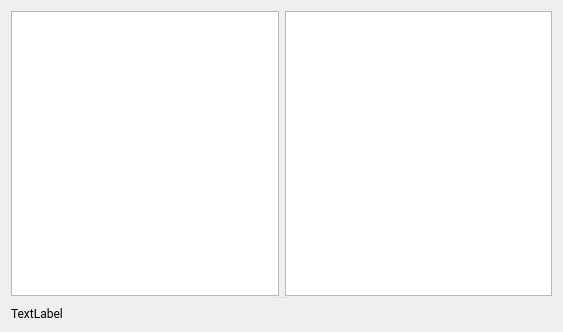
The window that pages/pageappbalance.ui (vedderb/vesc_tool) describes before a commit, drawn with Qt 5.
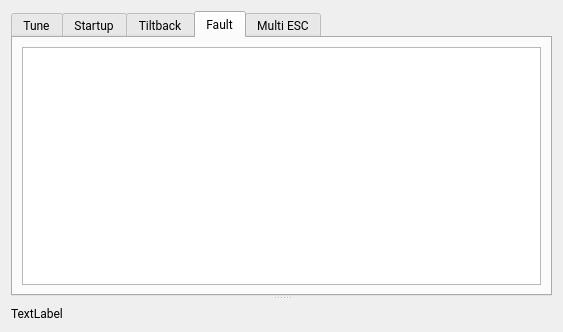
The same window after the commit. The open tabs and pages were chosen to show the change. Custom widgets are drawn as their Qt base class.

Commit message: Redo balance config page with new fields

What changed in the file:
```diff
--- a/pages/pageappbalance.ui
+++ b/pages/pageappbalance.ui
@@ -36,21 +36,94 @@
      <property name="orientation">
       <enum>Qt::Vertical</enum>
      </property>
-     <widget class="QWidget" name="widget_2" native="true">
+     <widget class="QTabWidget" name="tabWidget_2">
       <property name="sizePolicy">
        <sizepolicy hsizetype="Ignored" vsizetype="Ignored">
         <horstretch>0</horstretch>
         <verstretch>0</verstretch>
        </sizepolicy>
       </property>
-      <layout class="QHBoxLayout" name="horizontalLayout">
-       <item>
-        <widget class="ParamTable" name="configPane"/>
-       </item>
-       <item>
-        <widget class="ParamTable" name="tunePane"/>
-       </item>
-      </layout>
+      <property name="currentIndex">
+       <number>0</number>
+      </property>
+      <widget class="QWidget" name="tab_1" native="true">
+       <attribute name="title">
+        <string>Tune</string>
+       </attribute>
+       <layout class="QHBoxLayout" name="horizontalLayout">
+        <item>
+         <widget class="ParamTable" name="tunePane"/>
+        </item>
+       </layout>
+      </widget>
+      <widget class="QWidget" name="tab_2">
+       <attribute name="title">
+        <string>Startup</string>
+       </attribute>
+       <layout class="QVBoxLayout" name="verticalLayout_2">
+        <item>
+         <widget class="ParamTable" name="startupPane"/>
+        </item>
+       </layout>
+      </widget>
+      <widget class="QWidget" name="tab_3">
+       <attribute name="title">
+        <string>Tiltback</string>
+       </attribute>
+       <layout class="QVBoxLayout" name="verticalLayout_4">
+        <item>
+         <widget class="ParamTable" name="tiltbackPane"/>
+        </item>
+       </layout>
+      </widget>
+      <widget class="QWidget" name="tab_4">
+       <property name="sizePolicy">
+        <sizepolicy hsizetype="Expanding" vsizetype="Expanding">
+         <horstretch>0</horstretch>
+         <verstretch>0</verstretch>
+        </sizepolicy>
+       </property>
+       <attribute name="title">
+        <string>Fault</string>
+       </attribute>
+       <layout class="QHBoxLayout" name="horizontalLayout_2">
+        <item>
+         <widget class="ParamTable" name="faultPane">
+          <property name="enabled">
+           <bool>true</bool>
+          </property>
+          <property name="sizePolicy">
+           <sizepolicy hsizetype="Expanding" vsizetype="Expanding">
+            <horstretch>0</horstretch>
+            <verstretch>0</verstretch>
+           </sizepolicy>
+          </property>
+          <property name="minimumSize">
+           <size>
+            <width>0</width>
+            <height>0</height>
+           </size>
+          </property>
+          <property name="maximumSize">
+           <size>
+            <width>16777215</width>
+            <height>16777215</height>
+           </size>
+          </property>
+         </widget>
+        </item>
+       </layout>
+      </widget>
+      <widget class="QWidget" name="tab_5">
+       <attribute name="title">
+        <string>Multi ESC</string>
+       </attribute>
+       <layout class="QVBoxLayout" name="verticalLayout_5">
+        <item>
+         <widget class="ParamTable" name="multiescPane"/>
+        </item>
+       </layout>
+      </widget>
      </widget>
      <widget class="QWidget" name="widget" native="true">
       <property name="sizePolicy">
```
The commit also changes 2 other files.
